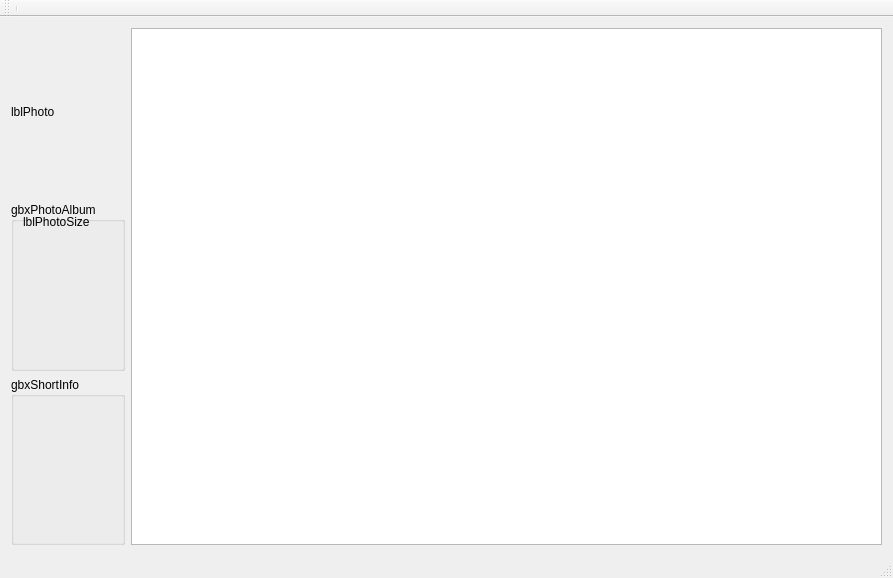
First picture: the form in Forms/CMain.ui, repository skynowa/xxxdb, before the edit.
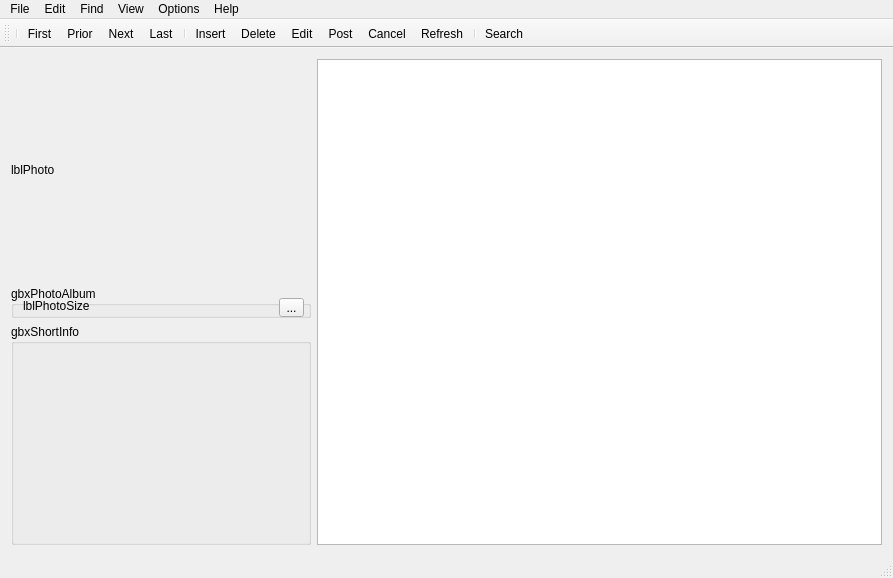
Second picture: the form after the edit.

Commit message: REVIEW: actions ADD: resources

```diff
--- a/Forms/CMain.ui
+++ b/Forms/CMain.ui
@@ -23,6 +23,12 @@
    <layout class="QGridLayout" name="gridLayout">
     <item row="0" column="0">
      <widget class="QLabel" name="lblPhoto">
+      <property name="minimumSize">
+       <size>
+        <width>300</width>
+        <height>200</height>
+       </size>
+      </property>
       <property name="text">
        <string>lblPhoto</string>
       </property>
@@ -33,6 +39,18 @@
     </item>
     <item row="1" column="0">
      <widget class="QGroupBox" name="gbxPhotoAlbum">
+      <property name="minimumSize">
+       <size>
+        <width>300</width>
+        <height>32</height>
+       </size>
+      </property>
+      <property name="maximumSize">
+       <size>
+        <width>300</width>
+        <height>32</height>
+       </size>
+      </property>
       <property name="title">
        <string>gbxPhotoAlbum</string>
       </property>
@@ -69,9 +87,18 @@
     </item>
     <item row="2" column="0">
      <widget class="QGroupBox" name="gbxShortInfo">
+      <property name="minimumSize">
+       <size>
+        <width>300</width>
+        <height>0</height>
+       </size>
+      </property>
       <property name="title">
        <string>gbxShortInfo</string>
       </property>
+      <property name="checkable">
+       <bool>false</bool>
+      </property>
      </widget>
     </item>
    </layout>
@@ -85,6 +112,59 @@
      <height>21</height>
     </rect>
    </property>
+   <widget class="QMenu" name="menuFile">
+    <property name="title">
+     <string>File</string>
+    </property>
+    <addaction name="actFile_Exit"/>
+   </widget>
+   <widget class="QMenu" name="menuEdit">
+    <property name="title">
+     <string>Edit</string>
+    </property>
+    <addaction name="actEdit_First"/>
+    <addaction name="actEdit_Prior"/>
+    <addaction name="actEdit_Next"/>
+    <addaction name="actEdit_Last"/>
+    <addaction name="separator"/>
+    <addaction name="separator"/>
+    <addaction name="actEdit_Insert"/>
+    <addaction name="actEdit_Delete"/>
+    <addaction name="actEdit_Edit"/>
+    <addaction name="actEdit_Post"/>
+    <addaction name="actEdit_Cancel"/>
+    <addaction name="actEdit_Refresh"/>
+   </widget>
+   <widget class="QMenu" name="menuFind">
+    <property name="title">
+     <string>Find</string>
+    </property>
+    <addaction name="actFind_Search"/>
+   </widget>
+   <widget class="QMenu" name="menuView">
+    <property name="title">
+     <string>View</string>
+    </property>
+   </widget>
+   <widget class="QMenu" name="menuOptions">
+    <property name="title">
+     <string>Options</string>
+    </property>
+    <addaction name="actOptions_Settings"/>
+   </widget>
+   <widget class="QMenu" name="menuHelp">
+    <property name="title">
+     <string>Help</string>
+    </property>
+    <addaction name="actHelp_Faq"/>
+    <addaction name="actHelp_About"/>
+   </widget>
+   <addaction name="menuFile"/>
+   <addaction name="menuEdit"/>
+   <addaction name="menuFind"/>
+   <addaction name="menuView"/>
+   <addaction name="menuOptions"/>
+   <addaction name="menuHelp"/>
   </widget>
   <widget class="QStatusBar" name="statusBar"/>
   <widget class="QToolBar" name="toolBar">
@@ -98,7 +178,95 @@
     <bool>false</bool>
    </attribute>
    <addaction name="separator"/>
+   <addaction name="actEdit_First"/>
+   <addaction name="actEdit_Prior"/>
+   <addaction name="actEdit_Next"/>
+   <addaction name="actEdit_Last"/>
+   <addaction name="separator"/>
+   <addaction name="actEdit_Insert"/>
+   <addaction name="actEdit_Delete"/>
+   <addaction name="actEdit_Edit"/>
+   <addaction name="actEdit_Post"/>
+   <addaction name="actEdit_Cancel"/>
+   <addaction name="actEdit_Refresh"/>
+   <addaction name="separator"/>
+   <addaction name="actFind_Search"/>
   </widget>
+  <action name="actFile_Exit">
+   <property name="text">
+    <string>Exit</string>
+   </property>
+  </action>
+  <action name="actEdit_First">
+   <property name="text">
+    <string>First</string>
+   </property>
+  </action>
+  <action name="actEdit_Prior">
+   <property name="text">
+    <string>Prior</string>
+   </property>
+  </action>
+  <action name="actEdit_Next">
+   <property name="text">
+    <string>Next</string>
+   </property>
+  </action>
+  <action name="actEdit_Last">
+   <property name="text">
+    <string>Last</string>
+   </property>
+  </action>
+  <action name="actEdit_Insert">
+   <property name="text">
+    <string>Insert</string>
+   </property>
+  </action>
+  <action name="actEdit_Delete">
+   <property name="text">
+    <string>Delete</string>
+   </property>
+  </action>
+  <action name="actEdit_Edit">
+   <property name="text">
+    <string>Edit</string>
+   </property>
+  </action>
+  <action name="actEdit_Post">
+   <property name="text">
+    <string>Post</string>
+   </property>
+  </action>
+  <action name="actEdit_Cancel">
+   <property name="text">
+    <string>Cancel</string>
+   </property>
+  </action>
+  <action name="actEdit_Refresh">
+   <property name="text">
+    <string>Refresh</string>
+   </property>
+  </action>
+  <action name="actFind_Search">
+   <property name="text">
+    <string>Search</string>
+   </property>
+  </action>
+  <action name="actOptions_Settings">
+   <property name="text">
+    <string>Settings</string>
+   </property>
+  </action>
+  <action name="actHelp_Faq">
+   <property name="text">
+    <string>FAQ</string>
+   </property>
+  </action>
+  <action name="actHelp_About">
+   <property name="text">
+    <string>About</string>
+   </property>
+  </action>
  </widget>
  <layoutdefault spacing="6" margin="11"/>
  <resources/>
```
The commit also changes 23 other files.
